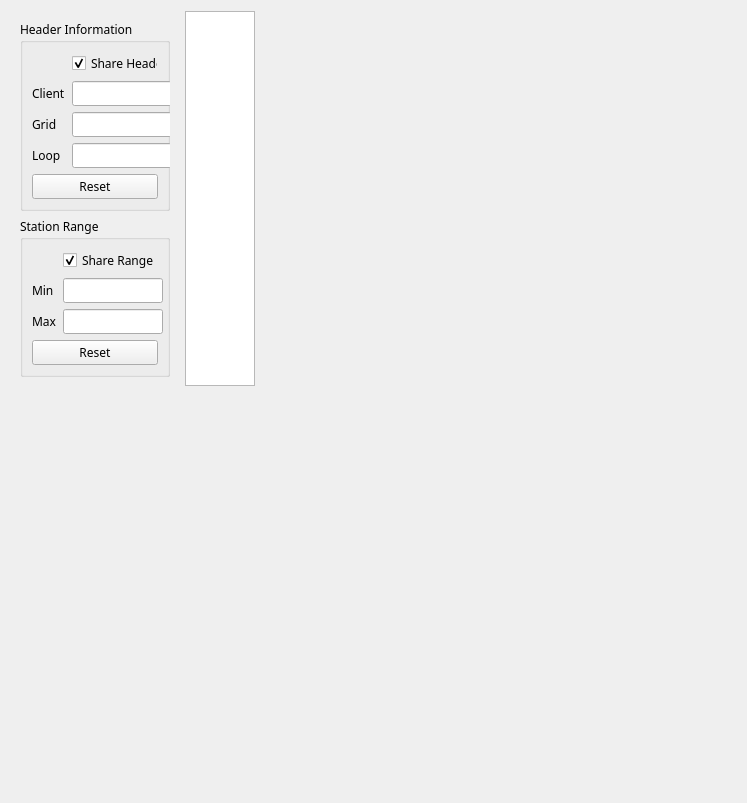
The window that src/qt_ui/pem_editor_widget.ui (Eric-Meunier/Processor-Suite) describes before a commit, drawn with Qt 5.
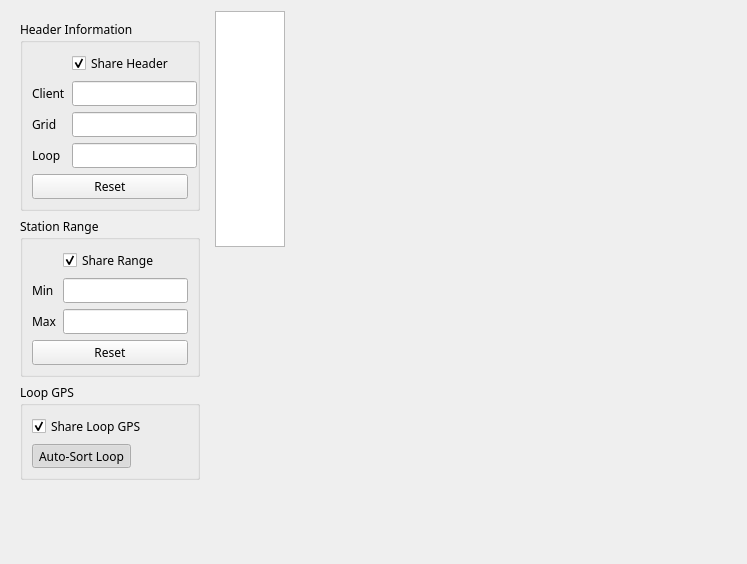
The same window after the commit.

Commit message: Added loop GPS sharing.

Diff of the .ui file:
```diff
--- a/src/qt_ui/pem_editor_widget.ui
+++ b/src/qt_ui/pem_editor_widget.ui
@@ -76,7 +76,7 @@
      <property name="minimumSize">
       <size>
        <width>0</width>
-       <height>400</height>
+       <height>300</height>
       </size>
      </property>
      <property name="frameShape">
@@ -84,7 +84,7 @@
      </property>
     </widget>
    </item>
-   <item row="0" column="0">
+   <item row="0" column="0" rowspan="2">
     <widget class="QFrame" name="main_frame">
      <property name="sizePolicy">
       <sizepolicy hsizetype="Fixed" vsizetype="Expanding">
@@ -109,13 +109,13 @@
         </property>
         <property name="minimumSize">
          <size>
-          <width>0</width>
+          <width>180</width>
           <height>0</height>
          </size>
         </property>
         <property name="maximumSize">
          <size>
-          <width>150</width>
+          <width>180</width>
           <height>16777215</height>
          </size>
         </property>
@@ -147,7 +147,7 @@
            </property>
            <property name="minimumSize">
             <size>
-             <width>100</width>
+             <width>125</width>
              <height>0</height>
             </size>
            </property>
@@ -169,7 +169,7 @@
            </property>
            <property name="minimumSize">
             <size>
-             <width>100</width>
+             <width>125</width>
              <height>0</height>
             </size>
            </property>
@@ -219,7 +219,7 @@
            </property>
            <property name="minimumSize">
             <size>
-             <width>100</width>
+             <width>125</width>
              <height>0</height>
             </size>
            </property>
@@ -261,13 +261,13 @@
         </property>
         <property name="minimumSize">
          <size>
-          <width>0</width>
+          <width>180</width>
           <height>0</height>
          </size>
         </property>
         <property name="maximumSize">
          <size>
-          <width>150</width>
+          <width>200</width>
           <height>16777215</height>
          </size>
         </property>
@@ -316,13 +316,13 @@
            </property>
            <property name="minimumSize">
             <size>
-             <width>100</width>
+             <width>125</width>
              <height>0</height>
             </size>
            </property>
            <property name="maximumSize">
             <size>
-             <width>100</width>
+             <width>125</width>
              <height>16777215</height>
             </size>
            </property>
@@ -338,13 +338,13 @@
            </property>
            <property name="minimumSize">
             <size>
-             <width>100</width>
+             <width>125</width>
              <height>0</height>
             </size>
            </property>
            <property name="maximumSize">
             <size>
-             <width>100</width>
+             <width>125</width>
              <height>16777215</height>
             </size>
            </property>
@@ -360,6 +360,56 @@
         </layout>
        </widget>
       </item>
+      <item row="4" column="0">
+       <widget class="QGroupBox" name="groupBox">
+        <property name="sizePolicy">
+         <sizepolicy hsizetype="Fixed" vsizetype="Preferred">
+          <horstretch>0</horstretch>
+          <verstretch>0</verstretch>
+         </sizepolicy>
+        </property>
+        <property name="minimumSize">
+         <size>
+          <width>180</width>
+          <height>0</height>
+         </size>
+        </property>
+        <property name="maximumSize">
+         <size>
+          <width>180</width>
+          <height>16777215</height>
+         </size>
+        </property>
+        <property name="title">
+         <string>Loop GPS</string>
+        </property>
+        <layout class="QFormLayout" name="formLayout">
+         <item row="0" column="0">
+          <widget class="QCheckBox" name="share_loop_gps_checkbox">
+           <property name="text">
+            <string>Share Loop GPS</string>
+           </property>
+           <property name="checked">
+            <bool>true</bool>
+           </property>
+          </widget>
+         </item>
+         <item row="1" column="0">
+          <widget class="QToolButton" name="sort_loop_button">
+           <property name="text">
+            <string>Auto-Sort Loop</string>
+           </property>
+           <property name="checkable">
+            <bool>true</bool>
+           </property>
+           <property name="checked">
+            <bool>true</bool>
+           </property>
+          </widget>
+         </item>
+        </layout>
+       </widget>
+      </item>
      </layout>
     </widget>
    </item>
```
The commit also changes 5 other files.
